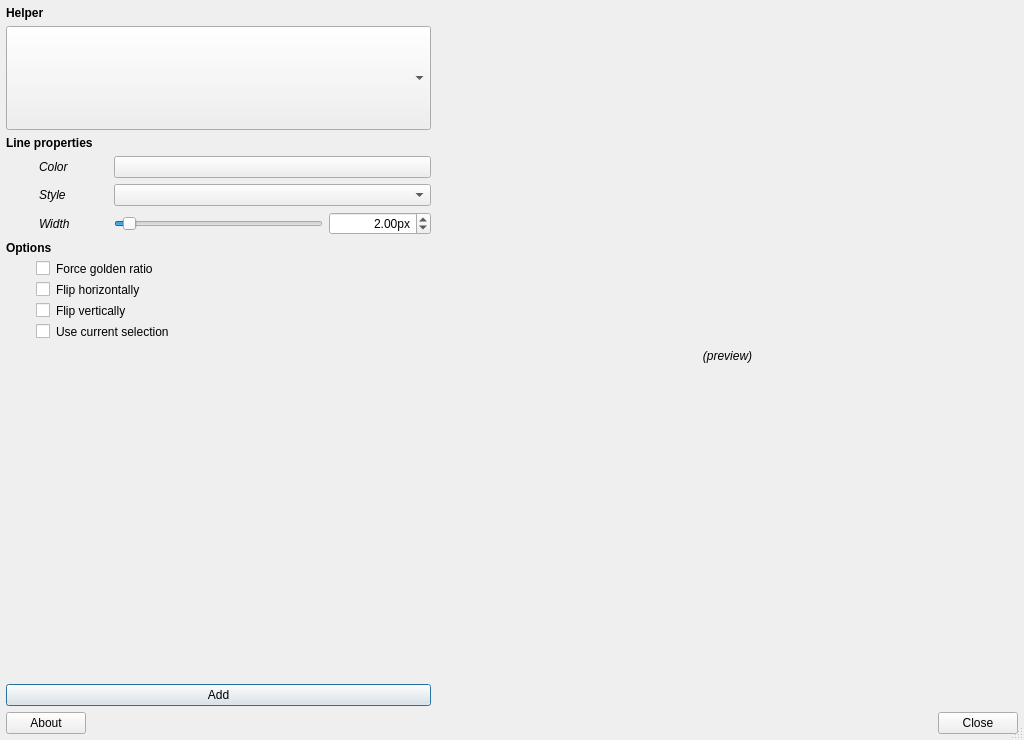
Before: the Qt Designer form compositionhelper/compositionhelper/ch/resources/chmainwindow.ui in Grum999/CompositionHelper, drawn with Qt 5.
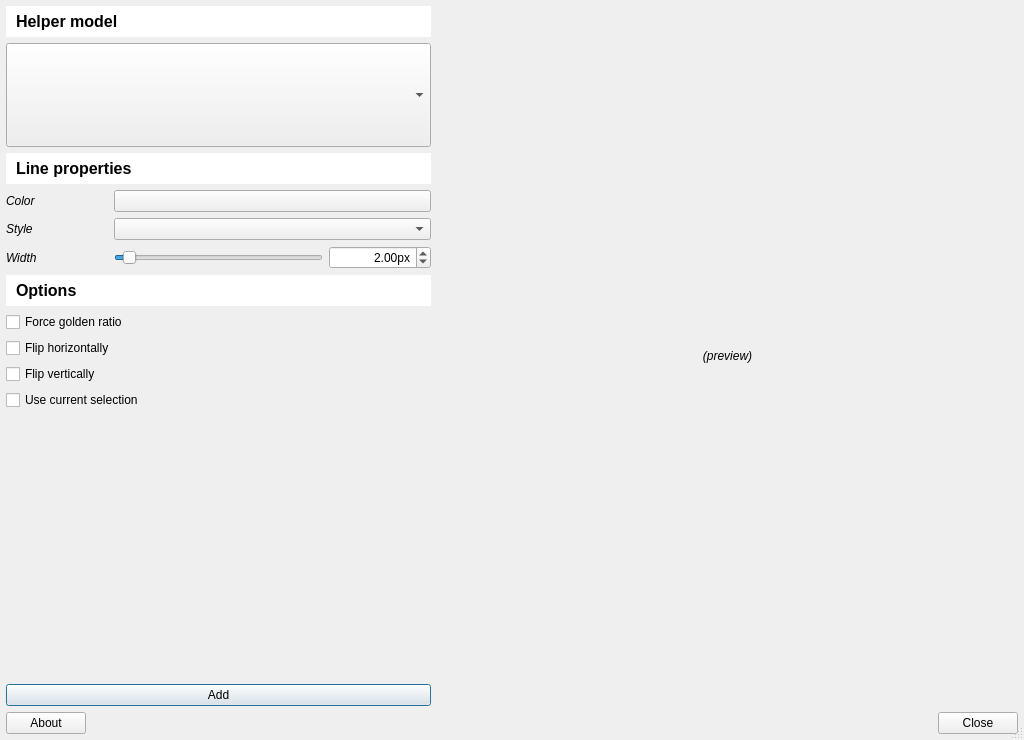
After: the same form once the commit is applied. Icons and pictures are not drawn. Custom widgets are drawn as their Qt base class.

```diff
--- a/compositionhelper/compositionhelper/ch/resources/chmainwindow.ui
+++ b/compositionhelper/compositionhelper/ch/resources/chmainwindow.ui
@@ -76,7 +76,7 @@
             </font>
            </property>
            <property name="styleSheet">
-            <string notr="true">margin-left: 30px;</string>
+            <string notr="true"/>
            </property>
            <property name="text">
             <string>Style</string>
@@ -87,13 +87,20 @@
           <widget class="QLabel" name="lblOptions">
            <property name="font">
             <font>
+             <pointsize>12</pointsize>
              <weight>75</weight>
              <bold>true</bold>
             </font>
            </property>
+           <property name="styleSheet">
+            <string notr="true">background-color: palette(light);padding: 6;</string>
+           </property>
            <property name="text">
             <string>Options</string>
            </property>
+           <property name="margin">
+            <number>4</number>
+           </property>
           </widget>
          </item>
          <item row="8" column="0" colspan="4">
@@ -102,7 +109,7 @@
             <string>When checked, constrain helper to respect Golden number ratio</string>
            </property>
            <property name="styleSheet">
-            <string notr="true">margin-left: 30px;</string>
+            <string notr="true"/>
            </property>
            <property name="text">
             <string>Force golden ratio</string>
@@ -113,13 +120,20 @@
           <widget class="QLabel" name="label_3">
            <property name="font">
             <font>
+             <pointsize>12</pointsize>
              <weight>75</weight>
              <bold>true</bold>
             </font>
            </property>
+           <property name="styleSheet">
+            <string notr="true">background-color: palette(light);padding: 6;</string>
+           </property>
            <property name="text">
             <string>Line properties</string>
            </property>
+           <property name="margin">
+            <number>4</number>
+           </property>
           </widget>
          </item>
          <item row="4" column="0">
@@ -130,7 +144,7 @@
             </font>
            </property>
            <property name="styleSheet">
-            <string notr="true">margin-left: 30px;</string>
+            <string notr="true"/>
            </property>
            <property name="text">
             <string>Color</string>
@@ -213,7 +227,7 @@
             <string>Flip helper horizontally (vertical axis)</string>
            </property>
            <property name="styleSheet">
-            <string notr="true">margin-left: 30px;</string>
+            <string notr="true"/>
            </property>
            <property name="text">
             <string>Flip horizontally</string>
@@ -239,7 +253,7 @@
             <string>Flip helper vertically (horizontal axis)</string>
            </property>
            <property name="styleSheet">
-            <string notr="true">margin-left: 30px;</string>
+            <string notr="true"/>
            </property>
            <property name="text">
             <string>Flip vertically</string>
@@ -270,12 +284,19 @@
           <widget class="QLabel" name="label_2">
            <property name="font">
             <font>
+             <pointsize>12</pointsize>
              <weight>75</weight>
              <bold>true</bold>
             </font>
            </property>
+           <property name="styleSheet">
+            <string notr="true">background-color: palette(light);padding: 6;</string>
+           </property>
            <property name="text">
-            <string>Helper</string>
+            <string>Helper model</string>
+           </property>
+           <property name="margin">
+            <number>4</number>
            </property>
           </widget>
          </item>
@@ -287,7 +308,7 @@
             </font>
            </property>
            <property name="styleSheet">
-            <string notr="true">margin-left: 30px;</string>
+            <string notr="true"/>
            </property>
            <property name="text">
             <string>Width</string>
@@ -300,7 +321,7 @@
             <string>When checked, if a selection exist, use selection bounds to render helper</string>
            </property>
            <property name="styleSheet">
-            <string notr="true">margin-left: 30px;</string>
+            <string notr="true"/>
            </property>
            <property name="text">
             <string>Use current selection</string>
```
